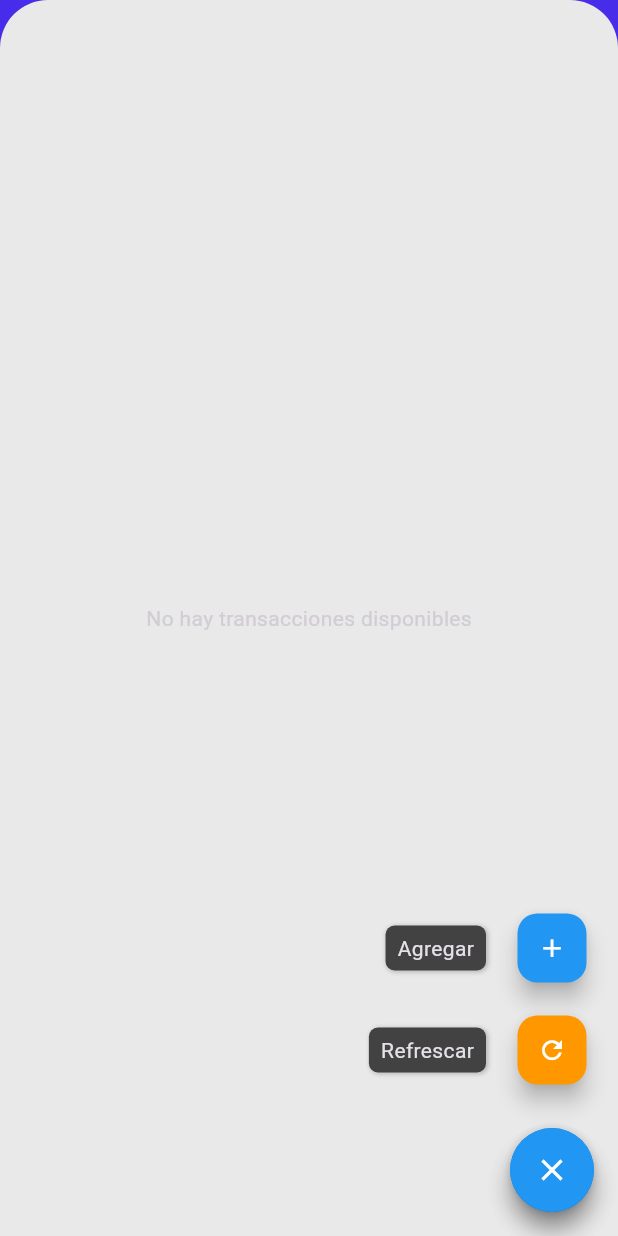
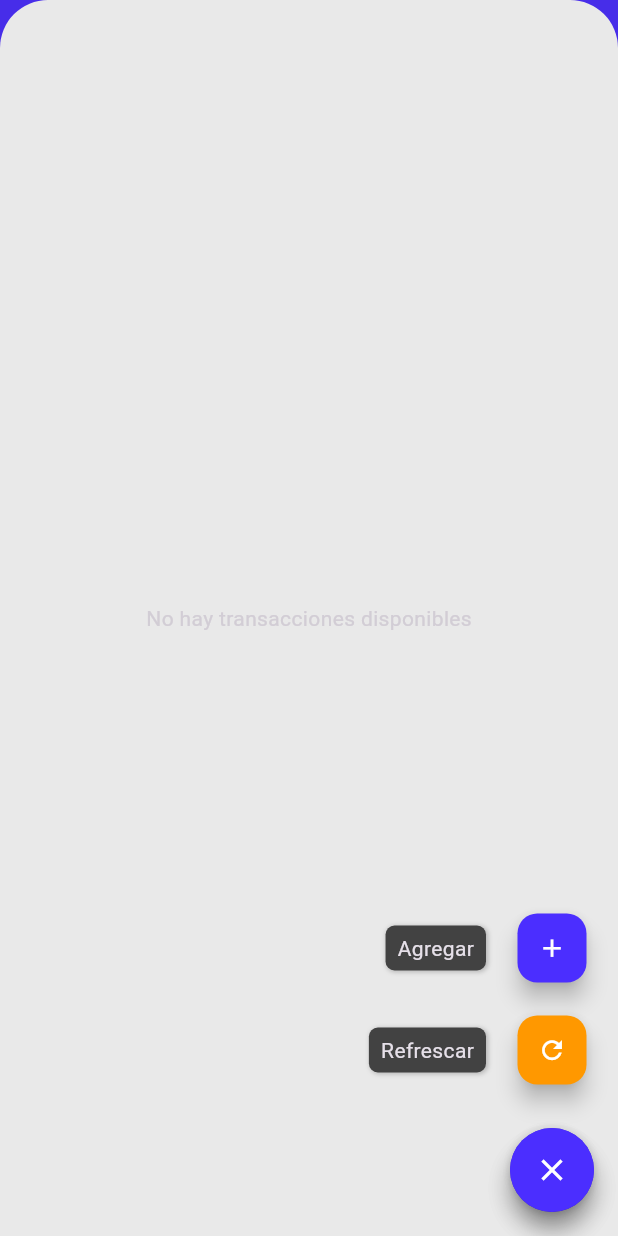
Before and after one commit to nexusats/app_finanzas, a Flutter app: the TransactionScreen screen opened directly, after a tap on the "menu" icon, on a phone screen of 412 x 824 dp. Run offline on Flutter 3.47's test engine with Material 3 defaults, Android fonts, the phone set to English and light mode, and no system bars; drawn by our look-alikes of flutter_speed_dial; our stand-ins replace flutter_dotenv, flutter_svg, shared_preferences, shimmer; accounts and stored records are empty; network calls fail.

Commit message:
refactor loading module

```diff
--- a/lib/screen/transaction/transaction_screen.dart
+++ b/lib/screen/transaction/transaction_screen.dart
@@ -56,8 +56,23 @@ class TransactionScreenState extends State<TransactionScreen> {
   }
 
   Widget _buildLoadingState() {
-    return const Center(child: CircularProgressIndicator());
-  }
+  return Scaffold(
+    backgroundColor: ConfigGlobal.backgroundColor,
+    body: Container(
+      decoration: const BoxDecoration(
+        color: Colors.white,
+        borderRadius: BorderRadius.only(
+          topLeft: Radius.circular(32),
+          topRight: Radius.circular(32),
+        ),
+      ),
+      padding: const EdgeInsets.all(14),
+      child: const Center(
+        child: CircularProgressIndicator(),
+      ),
+    ),
+  );
+}
 
   Widget _buildErrorState() {
     return const Center(child: Text('Error al cargar los datos'));
@@ -87,7 +102,7 @@ class TransactionScreenState extends State<TransactionScreen> {
     return widget.showAppBar
         ? AppBar(
             title: const Text("Transacciones"),
-            backgroundColor: Colors.blue,
+            backgroundColor: ConfigGlobal.backgroundColor,
             foregroundColor: Colors.white,
             actions: [
               IconButton(
@@ -170,7 +185,7 @@ class TransactionScreenState extends State<TransactionScreen> {
     return SpeedDial(
       icon: Icons.menu,
       activeIcon: Icons.close,
-      backgroundColor: Colors.blue,
+      backgroundColor: ConfigGlobal.backgroundColor,
       foregroundColor: Colors.white,
       overlayOpacity: 0.1,
       spacing: 12,
@@ -184,7 +199,7 @@ class TransactionScreenState extends State<TransactionScreen> {
         ),
         SpeedDialChild(
           child: const Icon(Icons.add, color: Colors.white),
-          backgroundColor: Colors.blue,
+          backgroundColor: ConfigGlobal.backgroundColor,
           label: 'Agregar',
           onTap: _showAddTransactionModal,
         ),
```
